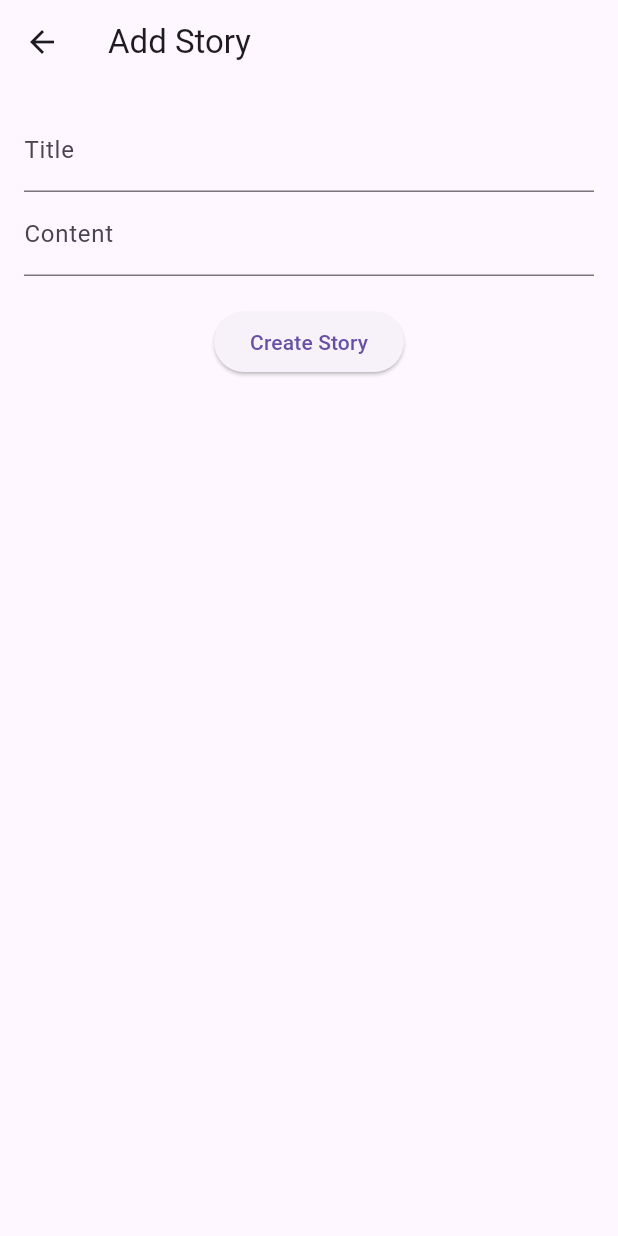
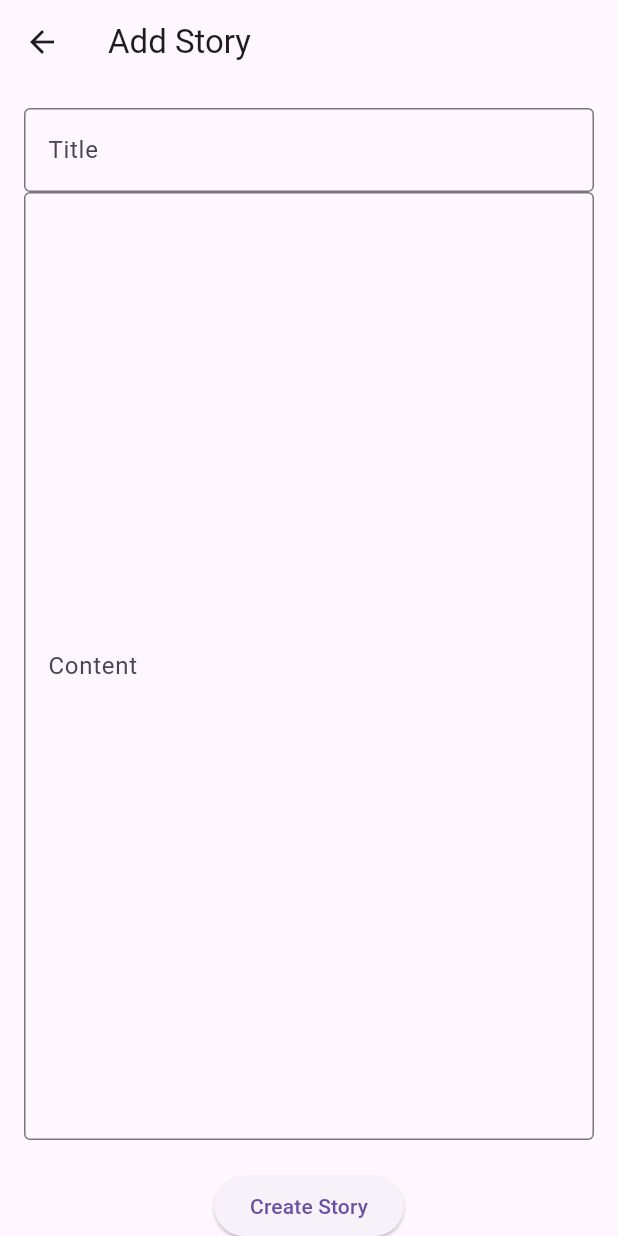
Before and after one commit to VarunRocky007/cp-assignment, a Flutter app: the AddStoryScreen screen opened by its route, on a phone screen of 412 x 824 dp. Run offline on Flutter 3.47's test engine with Material 3 defaults, Android fonts, the phone set to English and light mode, and no system bars; our stand-ins replace auto_route, flutter_dotenv, parse_server_sdk_flutter.

```diff
--- a/lib/main.dart
+++ b/lib/main.dart
@@ -17,16 +17,17 @@ void main() async {
     autoSendSessionId: true,
   );
 
-  runApp(const MyApp());
+  runApp(MyApp());
 }
 
 class MyApp extends StatelessWidget {
-  const MyApp({super.key});
+  final AppRouter _appRouter = AppRouter();
+  MyApp({super.key});
 
   @override
   Widget build(BuildContext context) {
     return MaterialApp.router(
-      routerConfig: AppRouter().config(),
+      routerConfig: _appRouter.config(),
     );
   }
 }
--- a/lib/presentation/add_story_screen.dart
+++ b/lib/presentation/add_story_screen.dart
@@ -62,9 +62,9 @@ class _AddStoryScreenState extends State<AddStoryScreen> {
   }
 
   void navigateToHome() {
-    context.router.replaceAll([
-      const HomeRoute(),
-    ]);
+    context.router.pushAndPopUntil(
+      const HomeRoute(), predicate: (Route<dynamic> route) => false,
+    );
   }
 
 
@@ -80,11 +80,18 @@ class _AddStoryScreenState extends State<AddStoryScreen> {
           children: [
             TextField(
               controller: _titleController,
-              decoration: const InputDecoration(labelText: "Title"),
+              decoration: InputDecoration(
+                labelText: 'Title',
+                border: const OutlineInputBorder(),
+              ),
             ),
             TextField(
               controller: _contentController,
-              decoration: const InputDecoration(labelText: "Content"),
+              maxLines: 25,
+              decoration: InputDecoration(
+                labelText: 'Content',
+                border: const OutlineInputBorder(),
+              ),
             ),
             const SizedBox(height: 20),
             ElevatedButton(
--- a/lib/presentation/home_screen.dart
+++ b/lib/presentation/home_screen.dart
@@ -1,4 +1,3 @@
-import 'package:auto_route/annotations.dart';
 import 'package:auto_route/auto_route.dart';
 import 'package:cross_platform_assignment/domain/usecase/get_stories_use_case.dart';
 import 'package:cross_platform_assignment/navigation/app_router.gr.dart';
```
Also changed, not shown: lib/presentation/read_story_screen.dart (+5 -5 lines), 1 other file.
